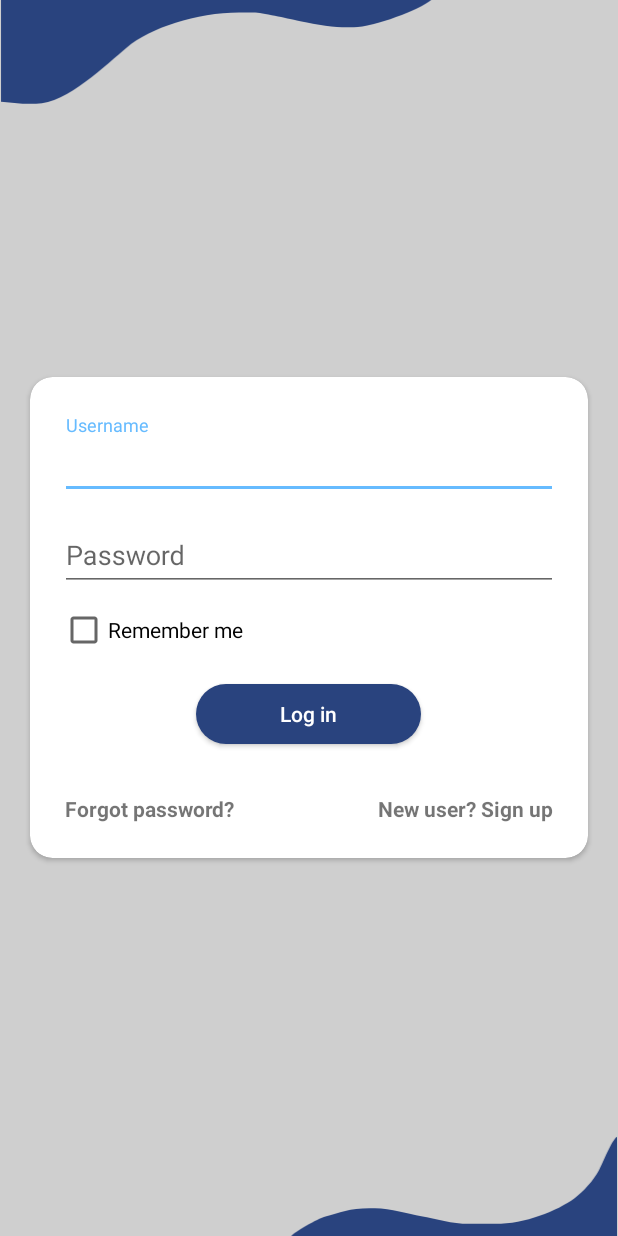
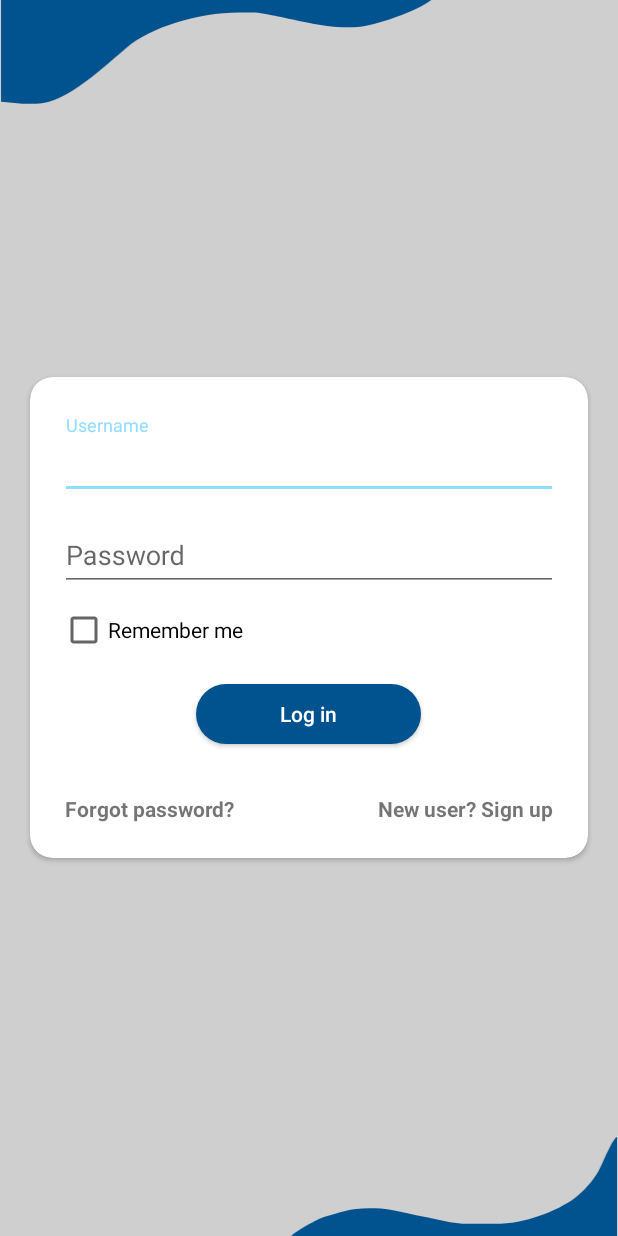
Before and after one commit to anantbharti/AlumniNITJsr, an Android app: the screen it shows after launch (MainActivity), on a phone screen of 412 x 824 dp. Run offline under Robolectric (Android 15) with nearby library versions, the phone set to English and light mode, and no system bars.

```diff
--- a/app/src/main/java/com/example/alumninitjsr/Home.java
+++ b/app/src/main/java/com/example/alumninitjsr/Home.java
@@ -5,19 +5,17 @@ import androidx.fragment.app.FragmentManager;
 import androidx.fragment.app.FragmentTransaction;
 
 import android.content.Intent;
-import android.content.SharedPreferences;
 import android.os.Bundle;
 import android.view.View;
 import android.widget.Button;
 import android.widget.Toast;
 
 import com.example.alumninitjsr.fragments.AlumniProfile;
-import com.example.alumninitjsr.fragments.SignIn;
 
 public class Home extends AppCompatActivity {
 
     Button myProBtn,alumniProBtn,logOutBtn;
-    SharedPreferences sharedPreferences;
+//    SharedPreferences sharedPreferences;
     @Override
     protected void onCreate(Bundle savedInstanceState) {
         super.onCreate(savedInstanceState);
--- a/app/src/main/java/com/example/alumninitjsr/MainActivity.java
+++ b/app/src/main/java/com/example/alumninitjsr/MainActivity.java
@@ -3,20 +3,11 @@ package com.example.alumninitjsr;
 import androidx.appcompat.app.AppCompatActivity;
 import androidx.fragment.app.FragmentManager;
 import androidx.fragment.app.FragmentTransaction;
-
-import android.content.Context;
-import android.content.SharedPreferences;
 import android.os.Bundle;
-import android.view.View;
-import android.widget.Button;
-import android.widget.TextView;
-
 import com.example.alumninitjsr.fragments.SignIn;
-import com.example.alumninitjsr.fragments.SignUp;
 
 public class MainActivity extends AppCompatActivity {
 
-    SharedPreferences sharedPreferences;
     @Override
     protected void onCreate(Bundle savedInstanceState) {
         super.onCreate(savedInstanceState);
--- a/app/src/main/java/com/example/alumninitjsr/fragments/SignUp.java
+++ b/app/src/main/java/com/example/alumninitjsr/fragments/SignUp.java
@@ -99,7 +99,7 @@ public class SignUp extends Fragment {
                 if(validFields()){
                     progressDialog.setMessage("Registering...");
                     progressDialog.show();
-                    startRegistration();
+                    //startRegistration();
                 }
             }
         });
--- a/app/src/main/res/layout/fragment_alumni_profile.xml
+++ b/app/src/main/res/layout/fragment_alumni_profile.xml
@@ -10,7 +10,7 @@
     <LinearLayout
         android:layout_width="match_parent"
         android:layout_height="150dp"
-        android:background="@color/colorPrimaryDark"
+        android:background="@color/colorPrimary"
         android:orientation="vertical"
         android:id="@+id/ll_top"/>
 
--- a/app/src/main/res/layout/fragment_sign_in.xml
+++ b/app/src/main/res/layout/fragment_sign_in.xml
@@ -3,7 +3,7 @@
     xmlns:tools="http://schemas.android.com/tools"
     android:layout_width="match_parent"
     android:layout_height="match_parent"
-    android:background="#cfcfcf"
+    android:background="#CFCFCF"
     xmlns:app="http://schemas.android.com/apk/res-auto"
     tools:context=".fragments.SignIn">
 
@@ -42,6 +42,7 @@
                 android:layout_width="match_parent"
                 android:layout_height="wrap_content"
                 android:padding="20dp"
+
                 android:id="@+id/login_layout"
                 android:orientation="vertical">
                 <com.google.android.material.textfield.TextInputLayout
--- a/app/src/main/res/values/colors.xml
+++ b/app/src/main/res/values/colors.xml
@@ -1,6 +1,6 @@
 <?xml version="1.0" encoding="utf-8"?>
 <resources>
-    <color name="colorPrimary">#29437E</color>
-    <color name="colorPrimaryDark">#1A3060</color>
-    <color name="colorAccent">#66BBFF</color>
+    <color name="colorPrimary">#00538E</color>
+    <color name="colorPrimaryDark">#07435E</color>
+    <color name="colorAccent">#91DDFF</color>
 </resources>
```
Also changed, not shown: app/src/main/java/com/example/alumninitjsr/fragments/SignIn.java (+18 -11 lines), app/src/main/res/drawable-widecg/facebook_app.png (deleted), app/src/main/res/drawable-widecg/link_app.png (deleted), app/src/main/res/drawable-widecg/twitter_app.png (deleted).
